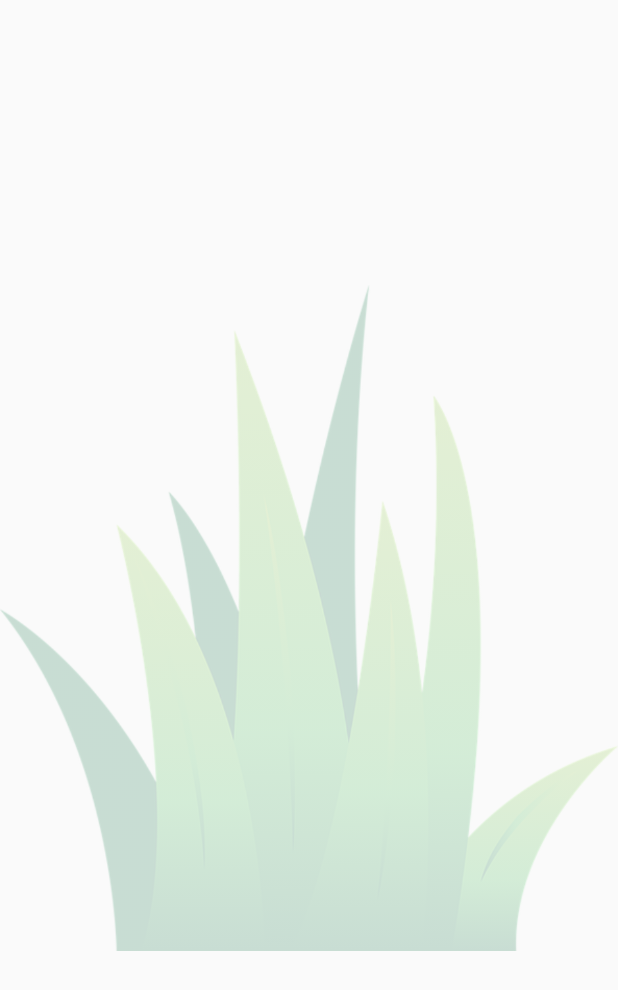
After one commit to ichanafisah/Udacity-WidgetMyGarden, an Android app: the layout widget_grid_view.xml on its own in the app's theme, with its tools: preview values and no code run, on a phone screen of 412 x 824 dp. The commit adds this screen. Shown: the top 990 px of the screen. Run offline under Robolectric (Android 15) with nearby library versions, the phone set to English and light mode, and no system bars.

Commit message:
Grid View

```diff
--- a/app/src/main/java/com/example/android/mygarden/PlantWateringService.java
+++ b/app/src/main/java/com/example/android/mygarden/PlantWateringService.java
@@ -38,10 +38,10 @@ public class PlantWateringService extends IntentService {
      */
     public static void startActionWaterPlant(Context context, long plantId) {
         Intent intent = new Intent(context, PlantWateringService.class);
-        intent.setAction(ACTION_WATER_PLANTS);
+
         intent.setAction(ACTION_WATER_PLANT);
         intent.putExtra(EXTRA_PLANT_ID, plantId);
-        intent.setAction(ACTION_WATER_PLANTS);
+
         context.startService(intent);
     }
 
@@ -119,6 +119,7 @@ public class PlantWateringService extends IntentService {
         }
         AppWidgetManager appWidgetManager = AppWidgetManager.getInstance(this);
         int[] appWidgetIds = appWidgetManager.getAppWidgetIds(new ComponentName(this, PlantWidgetProvider.class));
+        appWidgetManager.notifyAppWidgetViewDataChanged(appWidgetIds, R.id.widget_grid_view);
         //Now update all widgets
         PlantWidgetProvider.updatePlantWidgets(this, appWidgetManager, imgRes, plantId, canWater, appWidgetIds);
     }
--- /dev/null
+++ b/app/src/main/res/layout/widget_grid_view.xml
@@ -0,0 +1,52 @@
+<?xml version="1.0" encoding="utf-8"?>
+
+<!--
+    Copyright (C) 2017 The Android Open Source Project
+    Licensed under the Apache License, Version 2.0 (the "License");
+    you may not use this file except in compliance with the License.
+    You may obtain a copy of the License at
+        http://www.apache.org/licenses/LICENSE-2.0
+    Unless required by applicable law or agreed to in writing, software
+    distributed under the License is distributed on an "AS IS" BASIS,
+    WITHOUT WARRANTIES OR CONDITIONS OF ANY KIND, either express or implied.
+    See the License for the specific language governing permissions and
+    limitations under the License.
+-->
+
+<FrameLayout xmlns:android="http://schemas.android.com/apk/res/android"
+    android:layout_width="match_parent"
+    android:layout_height="match_parent">
+
+    <GridView
+        android:id="@+id/widget_grid_view"
+        android:layout_width="match_parent"
+        android:layout_height="match_parent"
+        android:gravity="center"
+        android:numColumns="4" />
+
+    <RelativeLayout
+        android:id="@+id/empty_view"
+        android:layout_width="match_parent"
+        android:layout_height="match_parent"
+        android:orientation="vertical">
+
+        <TextView
+            android:layout_width="wrap_content"
+            android:layout_height="wrap_content"
+            android:layout_centerInParent="true"
+            android:text="@string/empty_view_text"
+            android:textAlignment="center"
+            android:textColor="#ffffff"
+            android:textSize="20sp"
+            android:textStyle="bold" />
+
+        <ImageView
+            android:layout_width="match_parent"
+            android:layout_height="match_parent"
+            android:alpha="0.2"
+            android:src="@drawable/grass" />
+
+    </RelativeLayout>
+
+
+</FrameLayout>
--- a/app/src/main/res/values/strings.xml
+++ b/app/src/main/res/values/strings.xml
@@ -13,4 +13,6 @@
     <string name="unknown_type">Unknown</string>
     <string name="since_planted">Since planted</string>
     <string name="since_watered">Since watered</string>
+    <string name="appwidget_text" />
+    <string name="empty_view_text" />
 </resources>
```
Also changed, not shown: app/src/main/AndroidManifest.xml (+34 -0 lines), app/src/main/java/com/example/android/mygarden/GridWidgetService.java (added, +144 -0 lines), app/src/main/java/com/example/android/mygarden/PlantWidgetProvider.java (+93 -31 lines).
